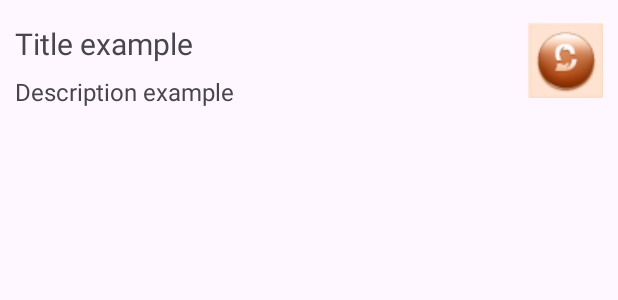
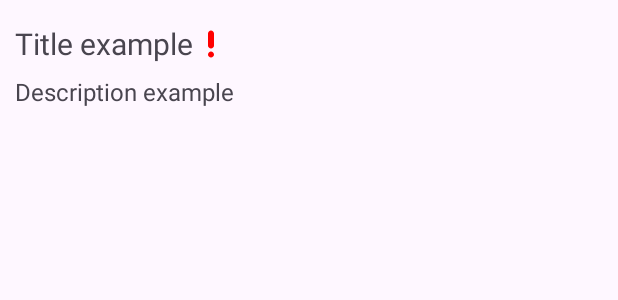
Before and after one commit to Aleksei-L/Quick, an Android app: the layout quick_item.xml on its own in the app's theme, with its tools: preview values and no code run, on a phone screen of 412 x 824 dp. Shown: the top 300 px of the screen. Run offline under Robolectric (Android 15) with nearby library versions, the phone set to English and light mode, and no system bars.

```diff
--- a/app/src/main/java/com/example/todolist/dao/QuickDao.kt
+++ b/app/src/main/java/com/example/todolist/dao/QuickDao.kt
@@ -14,7 +14,7 @@ interface QuickDao {
 	fun getAllQuick(): List<Quick>
 
 	@Query("SELECT * FROM Quick WHERE id = :id")
-	fun getQuickById(id: Long): Quick
+	fun getQuickById(id: Long): Quick?
 
 	@Insert(onConflict = OnConflictStrategy.REPLACE)
 	fun insertQuick(quick: Quick)
--- a/app/src/main/java/com/example/todolist/holder/QuickItemViewHolder.kt
+++ b/app/src/main/java/com/example/todolist/holder/QuickItemViewHolder.kt
@@ -2,7 +2,6 @@ package com.example.todolist.holder
 
 import android.view.View
 import android.widget.ImageView
-import android.widget.Spinner
 import android.widget.TextView
 import androidx.recyclerview.widget.RecyclerView
 import com.example.todolist.R
@@ -10,5 +9,5 @@ import com.example.todolist.R
 class QuickItemViewHolder(itemView: View) : RecyclerView.ViewHolder(itemView) {
 	val title = itemView.findViewById<TextView>(R.id.item_title)
 	val description = itemView.findViewById<TextView>(R.id.item_description)
-	val priority = itemView.findViewById<ImageView>(R.id.priority_icon)
+	val priority = itemView.findViewById<ImageView>(R.id.priority)
 }
--- a/app/src/main/res/drawable/ic_add_quick.xml
+++ b/app/src/main/res/drawable/ic_add_quick.xml
@@ -1,9 +1,9 @@
 <vector xmlns:android="http://schemas.android.com/apk/res/android"
+	android:width="24dp"
 	android:height="24dp"
 	android:tint="#000000"
-	android:viewportHeight="960"
 	android:viewportWidth="960"
-	android:width="24dp">
+	android:viewportHeight="960">
 
 	<path
 		android:fillColor="@android:color/white"
--- a/app/src/main/res/drawable/ic_delete_quick.xml
+++ b/app/src/main/res/drawable/ic_delete_quick.xml
@@ -1,9 +1,9 @@
 <vector xmlns:android="http://schemas.android.com/apk/res/android"
+	android:width="24dp"
 	android:height="24dp"
 	android:tint="#000000"
-	android:viewportHeight="960"
 	android:viewportWidth="960"
-	android:width="24dp">
+	android:viewportHeight="960">
 
 	<path
 		android:fillColor="@android:color/white"
--- a/app/src/main/res/drawable/ic_edit_quick.xml
+++ b/app/src/main/res/drawable/ic_edit_quick.xml
@@ -1,9 +1,9 @@
 <vector xmlns:android="http://schemas.android.com/apk/res/android"
+	android:width="24dp"
 	android:height="24dp"
 	android:tint="#000000"
-	android:viewportHeight="960"
 	android:viewportWidth="960"
-	android:width="24dp">
+	android:viewportHeight="960">
 
 	<path
 		android:fillColor="@android:color/white"
--- /dev/null
+++ b/app/src/main/res/drawable/ic_priority_high.xml
@@ -0,0 +1,10 @@
+<vector xmlns:android="http://schemas.android.com/apk/res/android"
+	android:width="24dp"
+	android:height="24dp"
+	android:tint="@color/red"
+	android:viewportWidth="960"
+	android:viewportHeight="960">
+	<path
+		android:fillColor="@color/red"
+		android:pathData="M480,840Q447,840 423.5,816.5Q400,793 400,760Q400,727 423.5,703.5Q447,680 480,680Q513,680 536.5,703.5Q560,727 560,760Q560,793 536.5,816.5Q513,840 480,840ZM480,600Q447,600 423.5,576.5Q400,553 400,520L400,200Q400,167 423.5,143.5Q447,120 480,120Q513,120 536.5,143.5Q560,167 560,200L560,520Q560,553 536.5,576.5Q513,600 480,600Z" />
+</vector>
--- a/app/src/main/res/layout/quick_item.xml
+++ b/app/src/main/res/layout/quick_item.xml
@@ -16,6 +16,16 @@
 		app:layout_constraintTop_toTopOf="parent"
 		tools:text="Title example" />
 
+	<ImageView
+		android:id="@+id/priority"
+		android:layout_width="wrap_content"
+		android:layout_height="wrap_content"
+		android:importantForAccessibility="no"
+		app:layout_constraintBottom_toBottomOf="@id/item_title"
+		app:layout_constraintStart_toEndOf="@id/item_title"
+		app:layout_constraintTop_toTopOf="@id/item_title"
+		tools:src="@drawable/ic_priority_high" />
+
 	<TextView
 		android:id="@+id/item_description"
 		android:layout_width="wrap_content"
@@ -27,13 +37,4 @@
 		app:layout_constraintTop_toBottomOf="@id/item_title"
 		tools:text="Description example" />
 
-	<ImageView
-		android:id="@+id/priority_icon"
-		android:layout_width="wrap_content"
-		android:layout_height="wrap_content"
-		android:layout_marginEnd="10dp"
-		app:layout_constraintEnd_toEndOf="parent"
-		app:layout_constraintTop_toTopOf="@id/item_title"
-		tools:src="@drawable/ic_medium_priority" />
-
 </androidx.constraintlayout.widget.ConstraintLayout>
--- a/app/src/main/res/values/colors.xml
+++ b/app/src/main/res/values/colors.xml
@@ -1,5 +1,7 @@
 <?xml version="1.0" encoding="utf-8"?>
 <resources>
+	<color name="red">#FF0000</color>
+	<color name="grey">#999999</color>
 	<color name="back_primary_light">#F7F6F2</color>
 	<color name="back_secondary_light">#FFFFFFFF</color>
 	<color name="back_elevated_light">#FFFFFFFF</color>
--- a/app/src/main/res/values/strings.xml
+++ b/app/src/main/res/values/strings.xml
@@ -8,4 +8,5 @@
 	<string name="create_quick_button">Создать заметку</string>
 	<string name="edit_quick_button">Изменить заметку</string>
 	<string name="delete_quick_button">Удалить заметку</string>
+	<string name="create">Создать</string>
 </resources>
```
Also changed, not shown: app/src/main/java/com/example/todolist/activity/DetailActivity.kt (+14 -6 lines), app/src/main/java/com/example/todolist/activity/MainActivity.kt (+12 -6 lines), app/src/main/java/com/example/todolist/adapter/QuickItemAdapter.kt (+8 -7 lines), app/src/main/res/drawable/ic_priority_low.xml (added, +10 -0 lines), app/src/main/res/layout/activity_main.xml (+10 -0 lines), app/src/main/res/drawable/ic_high_priority.png (deleted), app/src/main/res/drawable/ic_low_priority.png (deleted), app/src/main/res/drawable/ic_medium_priority.png (deleted).
